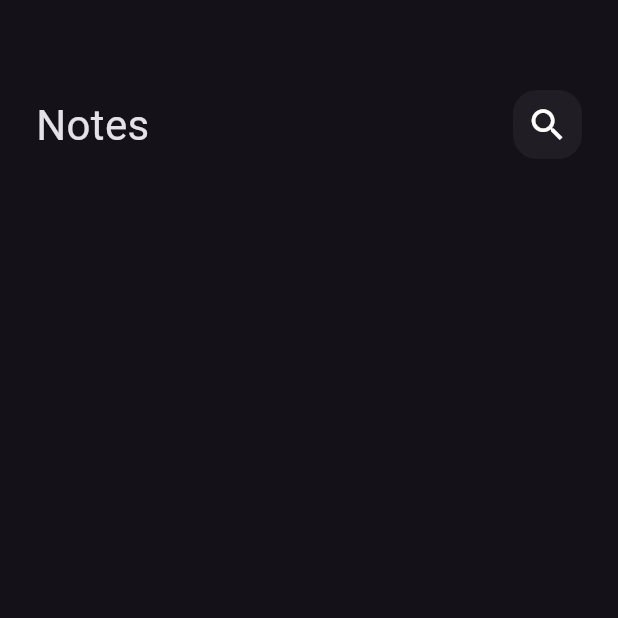
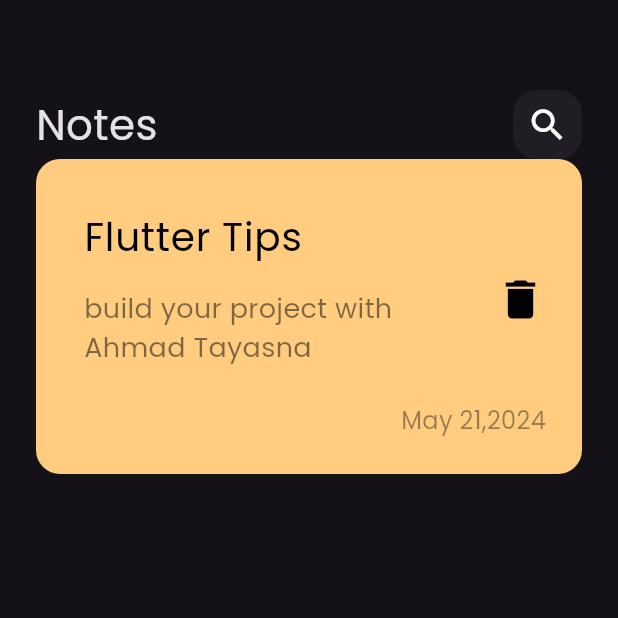
Before and after one commit to EngAhmad-Tayasna/Notes_App, a Flutter app: the screen it shows after launch, on a phone screen of 412 x 824 dp, the top half of it. Run offline on Flutter 3.47's test engine with Material 3 defaults, Android fonts, the phone set to English and light mode, and no system bars.

Commit message:
add custom item

```diff
--- a/lib/main.dart
+++ b/lib/main.dart
@@ -12,7 +12,7 @@ class NotesApp extends StatelessWidget {
   Widget build(BuildContext context) {
     return MaterialApp(
       debugShowCheckedModeBanner: false,
-      theme: ThemeData.dark(),
+      theme: ThemeData(brightness: Brightness.dark, fontFamily: 'Poppins'),
       home: const NotesView(),
     );
   }
--- /dev/null
+++ b/lib/views/widget/note_item.dart
@@ -0,0 +1,43 @@
+import 'package:flutter/material.dart';
+
+class NoteItem extends StatelessWidget {
+  const NoteItem({super.key});
+
+  @override
+  Widget build(BuildContext context) {
+    return Container(
+      padding: const EdgeInsets.only(top: 24, bottom: 24, left: 16),
+      decoration: BoxDecoration(
+          borderRadius: BorderRadius.circular(16),
+          color: const Color(0xffFFCC80)),
+      child: Column(
+        crossAxisAlignment: CrossAxisAlignment.end,
+        children: [
+          ListTile(
+            title: const Text(
+              'Flutter Tips',
+              style: TextStyle(color: Colors.black, fontSize: 26),
+            ),
+            subtitle: Padding(
+              padding: const EdgeInsets.only(top: 16, bottom: 16),
+              child: Text('build your project with Ahmad Tayasna',
+                  style: TextStyle(
+                      color: Colors.black.withOpacity(0.5), fontSize: 18)),
+            ),
+            trailing: const Icon(
+              Icons.delete,
+              color: Colors.black,
+              size: 34,
+            ),
+          ),
+          Padding(
+            padding: const EdgeInsets.only(right: 24),
+            child: Text('May 21,2024',
+                style: TextStyle(
+                    color: Colors.black.withOpacity(.4), fontSize: 16)),
+          )
+        ],
+      ),
+    );
+  }
+}
--- a/lib/views/widget/notes_view_body.dart
+++ b/lib/views/widget/notes_view_body.dart
@@ -1,5 +1,6 @@
 import 'package:flutter/material.dart';
 import 'package:notes_app/views/widget/custom_app_bar.dart';
+import 'package:notes_app/views/widget/note_item.dart';
 
 class NotesViewBody extends StatelessWidget {
   const NotesViewBody({super.key});
@@ -14,6 +15,7 @@ class NotesViewBody extends StatelessWidget {
             height: 60,
           ),
           CustomAppBar(),
+          NoteItem( )
         ],
       ),
     );
```
Also changed, not shown: pubspec.yaml (+8 -26 lines), assets/fonts/Poppins-Regular.ttf (added).
